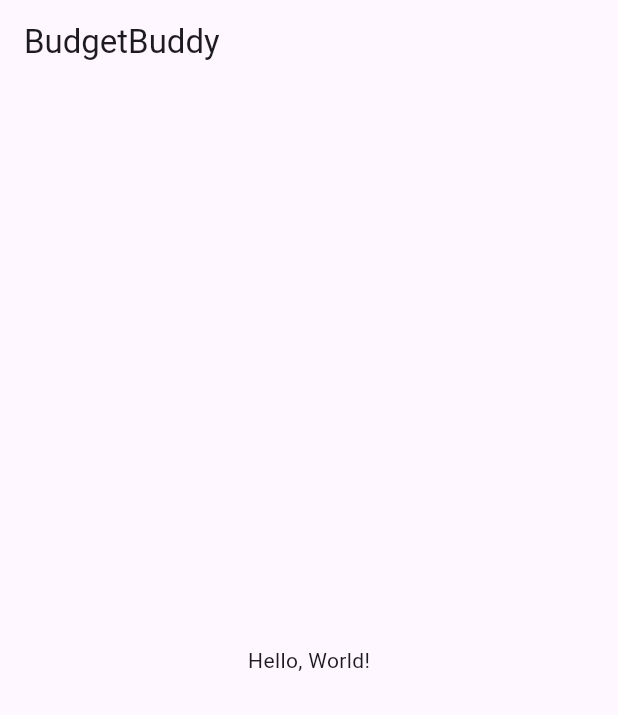
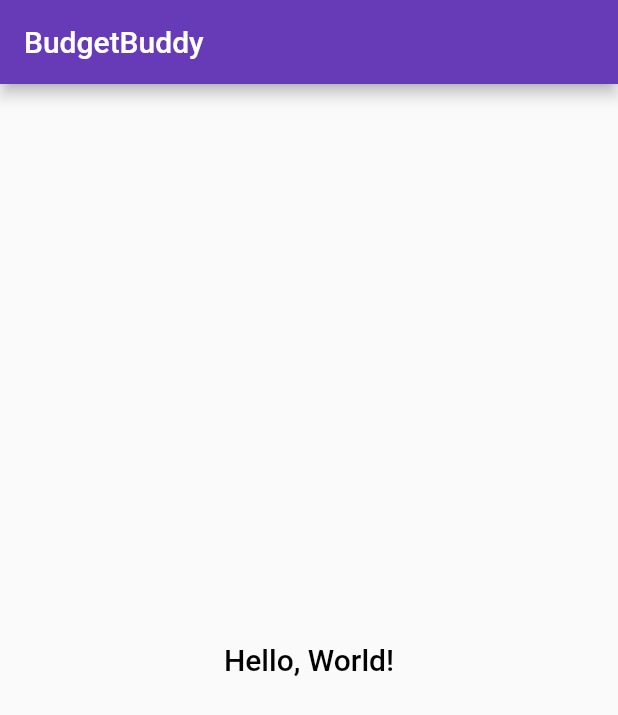
Before and after one commit to ellipseuk/budgetbuddy-frontend, a Flutter app: the screen it shows after launch, on a phone screen of 412 x 824 dp. Shown: the top 715 px of the screen. Run offline on Flutter 3.47's test engine with Material 3 defaults, Android fonts, the phone set to English and light mode, and no system bars.

Commit message:
Minor changes

```diff
--- a/lib/app.dart
+++ b/lib/app.dart
@@ -1,14 +1,16 @@
 import 'package:flutter/material.dart';
+import 'package:budget_buddy/theme/theme.dart';
+import 'package:budget_buddy/router/routes.dart';
 
 class MyApp extends StatelessWidget {
+  const MyApp({super.key});
+
   @override
   Widget build(BuildContext context) {
     return MaterialApp(
       title: 'BudgetBuddy',
-      theme: ThemeData(
-        primarySwatch: Colors.purple,
-        visualDensity: VisualDensity.adaptivePlatformDensity,
-      ),
+      theme: theme,
+      routes:routes,
       home: Scaffold(
         appBar: AppBar(
           title: const Text('BudgetBuddy'),
--- a/lib/theme/theme.dart
+++ b/lib/theme/theme.dart
@@ -0,0 +1,28 @@
+import 'package:flutter/material.dart';
+
+final theme = ThemeData(
+  primarySwatch: Colors.deepPurple,
+  dividerColor: Colors.black.withOpacity(0.2),
+  listTileTheme: const ListTileThemeData(iconColor: Colors.black),
+  appBarTheme: const AppBarTheme(
+    backgroundColor: Colors.deepPurple,
+    titleTextStyle: TextStyle(
+      color: Colors.white,
+      fontWeight: FontWeight.w500,
+      fontSize: 20,
+    ),
+  ),
+  useMaterial3: false,
+  textTheme: TextTheme(
+    bodyMedium: const TextStyle(
+      color: Colors.black,
+      fontWeight: FontWeight.w500,
+      fontSize: 20,
+    ),
+    labelSmall: TextStyle(
+      color: Colors.black.withOpacity(0.6),
+      fontWeight: FontWeight.w700,
+      fontSize: 14,
+    ),
+  ),
+);
```
Also changed, not shown: lib/router/routes.dart (renamed from lib/router/router.dart).
